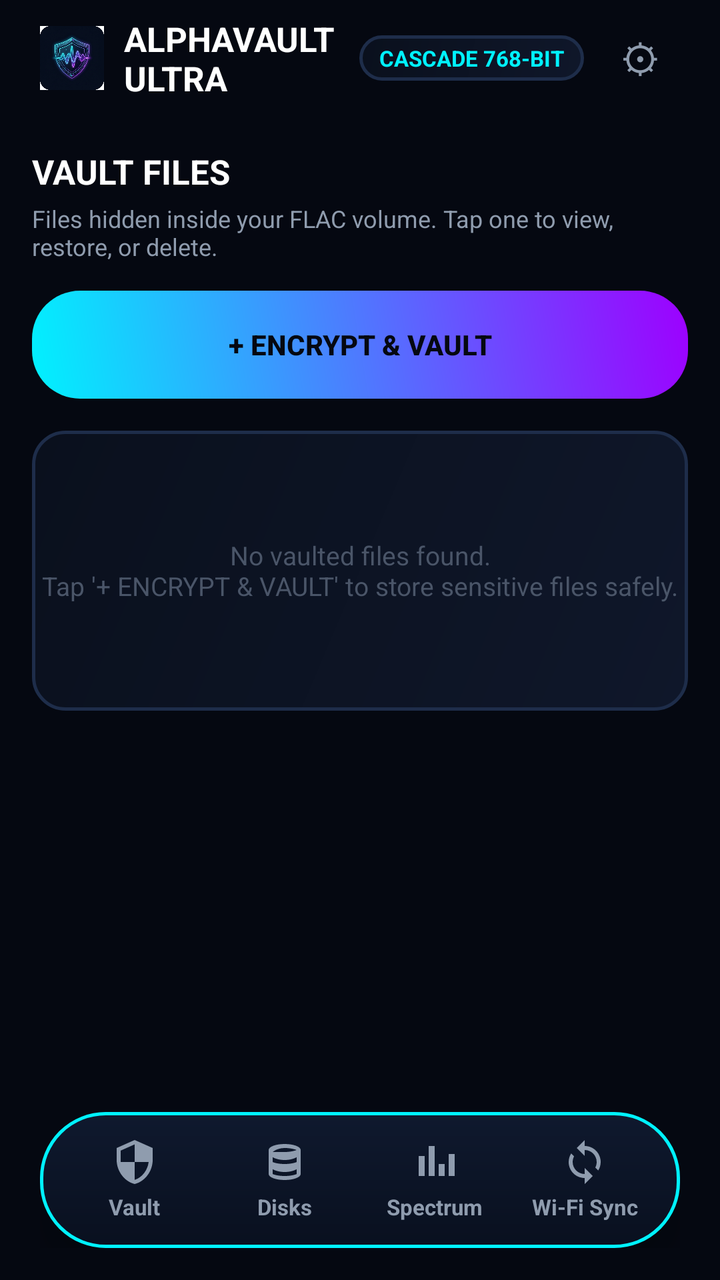
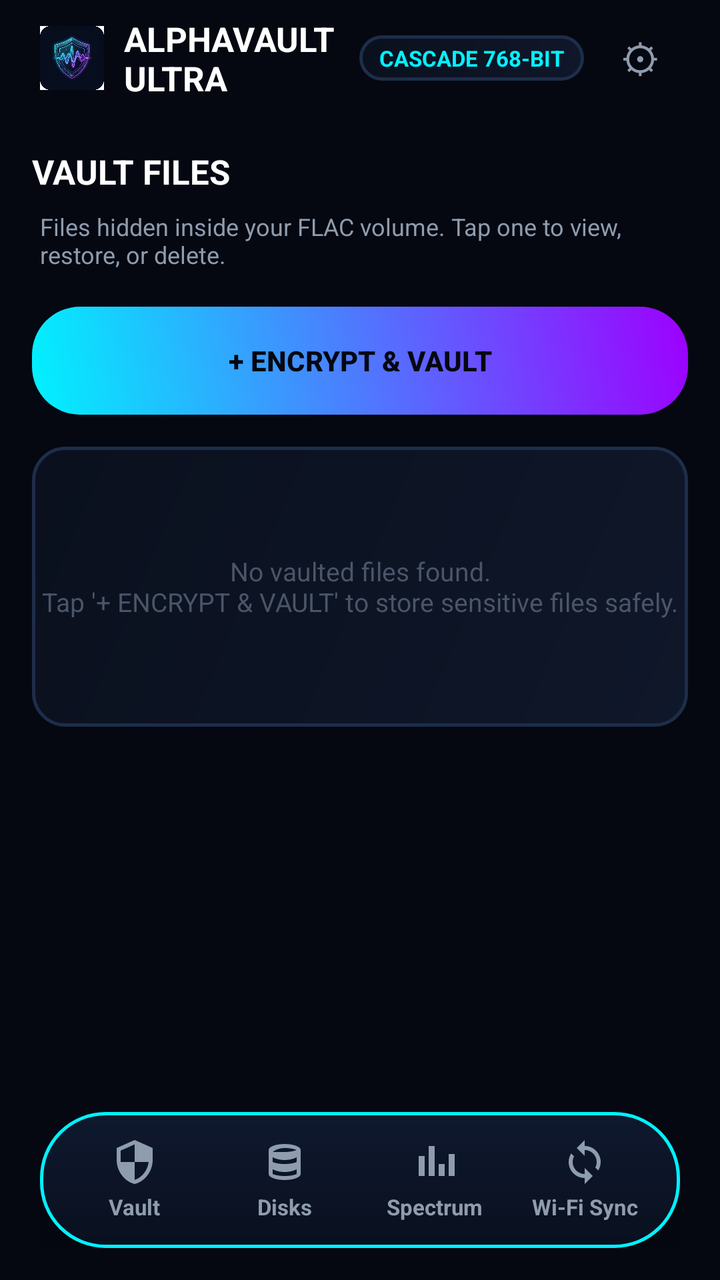

The first picture is an Android layout as it rendered before a commit; the second is the same layout after the commit. The layout source and the unified diff follow.
<!-- AndroidManifest.xml: application theme Theme.AlphaVault -->
<!-- res/layout/activity_main.xml -->
<?xml version="1.0" encoding="utf-8"?>
<RelativeLayout xmlns:android="http://schemas.android.com/apk/res/android"
    xmlns:app="http://schemas.android.com/apk/res-auto"
    android:layout_width="match_parent"
    android:layout_height="match_parent"
    android:background="@color/av_bg">

    
    <LinearLayout
        android:id="@+id/topBar"
        android:layout_width="match_parent"
        android:layout_height="wrap_content"
        android:layout_alignParentTop="true"
        android:background="@android:color/transparent"
        android:gravity="center_vertical"
        android:orientation="horizontal"
        android:paddingStart="20dp"
        android:paddingTop="8dp"
        android:paddingEnd="20dp"
        android:paddingBottom="8dp">

        <ImageView
            android:layout_width="32dp"
            android:layout_height="32dp"
            android:layout_marginEnd="10dp"
            android:contentDescription="@string/app_name"
            android:src="@drawable/ic_launcher" />

        <LinearLayout
            android:layout_width="0dp"
            android:layout_height="wrap_content"
            android:layout_weight="1"
            android:orientation="vertical">

            <TextView
                android:layout_width="wrap_content"
                android:layout_height="wrap_content"
                android:text="@string/brand_title"
                android:textColor="@color/av_text_primary"
                android:textSize="17sp"
                android:textStyle="bold" />

            <TextView
                android:id="@+id/tvTopStatus"
                android:layout_width="match_parent"
                android:layout_height="wrap_content"
                android:ellipsize="end"
                android:maxLines="1"
                android:textColor="@color/av_cyan"
                android:textSize="11sp"
                android:visibility="gone" />
        </LinearLayout>

        <TextView
            android:id="@+id/tvModeBadge"
            android:layout_width="wrap_content"
            android:layout_height="wrap_content"
            android:background="@drawable/bg_cyber_card"
            android:paddingStart="10dp"
            android:paddingTop="4dp"
            android:paddingEnd="10dp"
            android:paddingBottom="4dp"
            android:text="@string/badge_cascade"
            android:textColor="@color/av_cyan"
            android:textSize="11sp"
            android:textStyle="bold" />

        <TextView
            android:id="@+id/btnSettings"
            android:layout_width="40dp"
            android:layout_height="40dp"
            android:layout_marginStart="8dp"
            android:background="?attr/selectableItemBackgroundBorderless"
            android:gravity="center"
            android:text="⚙"
            android:textColor="@color/av_text_secondary"
            android:textSize="20sp" />
    </LinearLayout>

    
    <FrameLayout
        android:id="@+id/fragmentContainer"
        android:layout_width="match_parent"
        android:layout_height="match_parent"
        android:layout_above="@id/floatingDockContainer"
        android:layout_below="@id/topBar">

        
        <ScrollView
            android:id="@+id/panelVault"
            android:layout_width="match_parent"
            android:layout_height="match_parent"
            android:clipToPadding="false"
            android:fillViewport="true"
            android:scrollbars="none">

            <LinearLayout
                android:layout_width="match_parent"
                android:layout_height="wrap_content"
                android:orientation="vertical"
                android:padding="16dp">

                <TextView
                    android:layout_width="wrap_content"
                    android:layout_height="wrap_content"
                    android:layout_marginBottom="4dp"
                    android:text="@string/vault_files_header"
                    android:textColor="@color/av_text_primary"
                    android:textSize="17sp"
                    android:textStyle="bold" />

                <TextView
                    android:layout_width="match_parent"
                    android:layout_height="wrap_content"
                    android:layout_marginBottom="14dp"
                    android:text="@string/vault_files_sub"
                    android:textColor="@color/av_text_secondary"
                    android:textSize="12sp" />

                <androidx.appcompat.widget.AppCompatButton
                    android:id="@+id/btnAddVaultFile"
                    android:layout_width="match_parent"
                    android:layout_height="54dp"
                    android:layout_marginBottom="16dp"
                    android:background="@drawable/bg_neon_button"
                    android:stateListAnimator="@null"
                    android:text="@string/btn_encrypt_vault"
                    android:textColor="@color/av_bg"
                    android:textStyle="bold" />

                <LinearLayout
                    android:id="@+id/vaultFileList"
                    android:layout_width="match_parent"
                    android:layout_height="wrap_content"
                    android:orientation="vertical">

                    <TextView
                        android:id="@+id/tvEmptyVault"
                        android:layout_width="match_parent"
                        android:layout_height="140dp"
                        android:background="@drawable/bg_cyber_card"
                        android:gravity="center"
                        android:text="@string/vault_empty"
                        android:textColor="@color/av_text_disabled"
                        android:textSize="13sp" />
                </LinearLayout>

            </LinearLayout>
        </ScrollView>

        
        <ScrollView
            android:id="@+id/panelDisks"
            android:layout_width="match_parent"
            android:layout_height="match_parent"
            android:clipToPadding="false"
            android:fillViewport="true"
            android:scrollbars="none"
            android:visibility="gone">

            <LinearLayout
                android:layout_width="match_parent"
                android:layout_height="wrap_content"
                android:orientation="vertical"
                android:padding="16dp">

                
                <LinearLayout
                    android:layout_width="match_parent"
                    android:layout_height="wrap_content"
                    android:layout_marginBottom="16dp"
                    android:background="@drawable/bg_cyber_card"
                    android:orientation="vertical"
                    android:padding="16dp">

                    <TextView
                        android:layout_width="wrap_content"
                        android:layout_height="wrap_content"
                        android:text="@string/vault_pool_title"
                        android:textColor="@color/av_text_primary"
                        android:textSize="15sp"
                        android:textStyle="bold" />

                    <TextView
                        android:id="@+id/tvVaultStats"
                        android:layout_width="wrap_content"
                        android:layout_height="wrap_content"
                        android:layout_marginTop="4dp"
                        android:text="@string/vault_pool_subtitle"
                        android:textColor="@color/av_cyan"
                        android:textSize="12sp" />

                    <LinearLayout
                        android:id="@+id/storageBar"
                        android:layout_width="match_parent"
                        android:layout_height="16dp"
                        android:layout_marginTop="14dp"
                        android:background="@drawable/bg_bar_track"
                        android:orientation="horizontal"
                        android:padding="2dp">

                        <View
                            android:id="@+id/barUsed"
                            android:layout_width="0dp"
                            android:layout_height="match_parent"
                            android:layout_weight="0"
                            android:background="@drawable/bg_bar_used" />

                        <View
                            android:id="@+id/barFree"
                            android:layout_width="0dp"
                            android:layout_height="match_parent"
                            android:layout_weight="1" />
                    </LinearLayout>

                    <TextView
                        android:id="@+id/tvStorageDetail"
                        android:layout_width="match_parent"
                        android:layout_height="wrap_content"
                        android:layout_marginTop="8dp"
                        android:text="@string/storage_scanning"
                        android:textColor="@color/av_text_secondary"
                        android:textSize="12sp" />

                    <RadioGroup
                        android:id="@+id/rgPoolMode"
                        android:layout_width="match_parent"
                        android:layout_height="wrap_content"
                        android:layout_marginTop="12dp"
                        android:orientation="vertical">

                        <RadioButton
                            android:id="@+id/rbAutoLibrary"
                            android:layout_width="wrap_content"
                            android:layout_height="wrap_content"
                            android:checked="true"
                            android:text="@string/pool_mode_auto"
                            android:textColor="@color/av_text_primary"
                            android:textSize="13sp" />

                        <RadioButton
                            android:id="@+id/rbManualDisks"
                            android:layout_width="wrap_content"
                            android:layout_height="wrap_content"
                            android:text="@string/pool_mode_manual"
                            android:textColor="@color/av_text_secondary"
                            android:textSize="13sp" />
                    </RadioGroup>

                </LinearLayout>

                <androidx.appcompat.widget.AppCompatButton
                    android:id="@+id/btnScanVault"
                    android:layout_width="match_parent"
                    android:layout_height="52dp"
                    android:layout_marginBottom="16dp"
                    android:background="@drawable/bg_keypad_button"
                    android:stateListAnimator="@null"
                    android:text="@string/btn_auto_discover"
                    android:textColor="@color/av_cyan"
                    android:textStyle="bold" />

                <TextView
                    android:layout_width="wrap_content"
                    android:layout_height="wrap_content"
                    android:layout_marginBottom="8dp"
                    android:text="@string/pool_disks_header"
                    android:textColor="@color/av_cyan"
                    android:textSize="12sp"
                    android:textStyle="bold" />

                <LinearLayout
                    android:id="@+id/poolDiskList"
                    android:layout_width="match_parent"
                    android:layout_height="wrap_content"
                    android:layout_marginBottom="12dp"
                    android:orientation="vertical">

                    <TextView
                        android:id="@+id/tvEmptyDisks"
                        android:layout_width="match_parent"
                        android:layout_height="100dp"
                        android:background="@drawable/bg_cyber_card"
                        android:gravity="center"
                        android:text="@string/disks_empty"
                        android:textColor="@color/av_text_disabled"
                        android:textSize="13sp" />
                </LinearLayout>

            </LinearLayout>
        </ScrollView>

        
        <ScrollView
            android:id="@+id/panelStego"
            android:layout_width="match_parent"
            android:layout_height="match_parent"
            android:clipToPadding="false"
            android:fillViewport="true"
            android:scrollbars="none"
            android:visibility="gone">

            <LinearLayout
                android:layout_width="match_parent"
                android:layout_height="wrap_content"
                android:orientation="vertical"
                android:padding="16dp">

                <TextView
                    android:layout_width="wrap_content"
                    android:layout_height="wrap_content"
                    android:text="@string/stego_title"
                    android:textColor="@color/av_text_primary"
                    android:textSize="18sp"
                    android:textStyle="bold" />

                
                <com.google.android.material.card.MaterialCardView
                    android:layout_width="match_parent"
                    android:layout_height="160dp"
                    android:layout_marginTop="12dp"
                    android:layout_marginBottom="16dp"
                    app:cardBackgroundColor="@color/av_surface"
                    app:cardCornerRadius="16dp"
                    app:strokeColor="@color/av_cyan"
                    app:strokeWidth="1.5dp">

                    <com.alphasteg.pro.ui.StegoVisualizerView
                        android:layout_width="match_parent"
                        android:layout_height="match_parent"
                        android:background="@color/av_surface" />

                </com.google.android.material.card.MaterialCardView>

                <androidx.appcompat.widget.AppCompatButton
                    android:id="@+id/btnSelectFlac"
                    android:layout_width="match_parent"
                    android:layout_height="52dp"
                    android:layout_marginBottom="12dp"
                    android:background="@drawable/bg_keypad_button"
                    android:stateListAnimator="@null"
                    android:text="@string/btn_select_flac"
                    android:textColor="@color/av_text_primary"
                    android:textStyle="bold" />

                <TextView
                    android:id="@+id/tvSelectedFlac"
                    android:layout_width="match_parent"
                    android:layout_height="wrap_content"
                    android:background="@drawable/bg_cyber_card"
                    android:padding="14dp"
                    android:text="@string/stego_none_selected"
                    android:textColor="@color/av_text_secondary" />

                <androidx.appcompat.widget.AppCompatButton
                    android:id="@+id/btnInspectTrack"
                    android:layout_width="match_parent"
                    android:layout_height="52dp"
                    android:layout_marginTop="16dp"
                    android:background="@drawable/bg_neon_button"
                    android:stateListAnimator="@null"
                    android:text="@string/btn_inspect_track"
                    android:textColor="@color/av_bg"
                    android:textStyle="bold" />

            </LinearLayout>
        </ScrollView>

        
        <LinearLayout
            android:id="@+id/panelServer"
            android:layout_width="match_parent"
            android:layout_height="match_parent"
            android:orientation="vertical"
            android:padding="24dp"
            android:visibility="gone">

            <TextView
                android:layout_width="wrap_content"
                android:layout_height="wrap_content"
                android:text="@string/server_title"
                android:textColor="@color/av_text_primary"
                android:textSize="18sp"
                android:textStyle="bold" />

            <TextView
                android:layout_width="wrap_content"
                android:layout_height="wrap_content"
                android:layout_marginTop="8dp"
                android:layout_marginBottom="24dp"
                android:text="@string/server_desc"
                android:textColor="@color/av_text_secondary"
                android:textSize="13sp" />

            <com.google.android.material.materialswitch.MaterialSwitch
                android:id="@+id/switchServer"
                android:layout_width="match_parent"
                android:layout_height="wrap_content"
                android:text="@string/server_switch"
                android:textColor="@color/av_text_primary"
                android:textSize="16sp" />

            <TextView
                android:id="@+id/tvServerUrl"
                android:layout_width="match_parent"
                android:layout_height="wrap_content"
                android:layout_marginTop="16dp"
                android:background="@drawable/bg_cyber_card"
                android:fontFamily="monospace"
                android:padding="16dp"
                android:text="@string/server_status_stopped"
                android:textColor="@color/av_cyan"
                android:textSize="14sp" />
        </LinearLayout>

    </FrameLayout>

    
    <FrameLayout
        android:id="@+id/floatingDockContainer"
        android:layout_width="match_parent"
        android:layout_height="wrap_content"
        android:layout_alignParentBottom="true"
        android:paddingStart="20dp"
        android:paddingEnd="20dp"
        android:paddingBottom="16dp">

        <LinearLayout
            android:id="@+id/bottomNav"
            android:layout_width="match_parent"
            android:layout_height="68dp"
            android:background="@drawable/bg_floating_dock"
            android:elevation="12dp"
            android:gravity="center_vertical"
            android:orientation="horizontal"
            android:paddingStart="10dp"
            android:paddingEnd="10dp">

            <LinearLayout
                android:id="@+id/navVault"
                android:layout_width="0dp"
                android:layout_height="56dp"
                android:layout_weight="1"
                android:background="@drawable/bg_dock_item"
                android:gravity="center"
                android:orientation="vertical">

                <ImageView
                    android:layout_width="24dp"
                    android:layout_height="24dp"
                    android:contentDescription="@string/nav_vault"
                    android:duplicateParentState="true"
                    android:src="@drawable/ic_nav_vault"
                    app:tint="@color/nav_item_color" />

                <TextView
                    android:layout_width="wrap_content"
                    android:layout_height="wrap_content"
                    android:layout_marginTop="3dp"
                    android:duplicateParentState="true"
                    android:text="@string/nav_vault"
                    android:textColor="@color/nav_item_color"
                    android:textSize="11sp"
                    android:textStyle="bold" />
            </LinearLayout>

            <LinearLayout
                android:id="@+id/navDisks"
                android:layout_width="0dp"
                android:layout_height="56dp"
                android:layout_weight="1"
                android:background="@drawable/bg_dock_item"
                android:gravity="center"
                android:orientation="vertical">

                <ImageView
                    android:layout_width="24dp"
                    android:layout_height="24dp"
                    android:contentDescription="@string/nav_disks"
                    android:duplicateParentState="true"
                    android:src="@drawable/ic_nav_disks"
                    app:tint="@color/nav_item_color" />

                <TextView
                    android:layout_width="wrap_content"
                    android:layout_height="wrap_content"
                    android:layout_marginTop="3dp"
                    android:duplicateParentState="true"
                    android:text="@string/nav_disks"
                    android:textColor="@color/nav_item_color"
                    android:textSize="11sp"
                    android:textStyle="bold" />
            </LinearLayout>

            <LinearLayout
                android:id="@+id/navStego"
                android:layout_width="0dp"
                android:layout_height="56dp"
                android:layout_weight="1"
                android:background="@drawable/bg_dock_item"
                android:gravity="center"
                android:orientation="vertical">

                <ImageView
                    android:layout_width="24dp"
                    android:layout_height="24dp"
                    android:contentDescription="@string/nav_stego"
                    android:duplicateParentState="true"
                    android:src="@drawable/ic_nav_stego"
                    app:tint="@color/nav_item_color" />

                <TextView
                    android:layout_width="wrap_content"
                    android:layout_height="wrap_content"
                    android:layout_marginTop="3dp"
                    android:duplicateParentState="true"
                    android:text="@string/nav_stego"
                    android:textColor="@color/nav_item_color"
                    android:textSize="11sp"
                    android:textStyle="bold" />
            </LinearLayout>

            <LinearLayout
                android:id="@+id/navServer"
                android:layout_width="0dp"
                android:layout_height="56dp"
                android:layout_weight="1"
                android:background="@drawable/bg_dock_item"
                android:gravity="center"
                android:orientation="vertical">

                <ImageView
                    android:layout_width="24dp"
                    android:layout_height="24dp"
                    android:contentDescription="@string/nav_server"
                    android:duplicateParentState="true"
                    android:src="@drawable/ic_nav_sync"
                    app:tint="@color/nav_item_color" />

                <TextView
                    android:layout_width="wrap_content"
                    android:layout_height="wrap_content"
                    android:layout_marginTop="3dp"
                    android:duplicateParentState="true"
                    android:text="@string/nav_server"
                    android:textColor="@color/nav_item_color"
                    android:textSize="11sp"
                    android:textStyle="bold" />
            </LinearLayout>

        </LinearLayout>

    </FrameLayout>

</RelativeLayout>
<!-- resources referenced by this layout -->
<resources>
  <color name="av_bg">#050811</color>
  <color name="av_cyan">#00F2FE</color>
  <color name="av_surface">#0A101D</color>
  <color name="av_text_disabled">#4A5568</color>
  <color name="av_text_primary">#FFFFFF</color>
  <color name="av_text_secondary">#8F9CAE</color>
  <!-- drawable bg_bar_track (drawable) -->
  <?xml version="1.0" encoding="utf-8"?>
  <shape xmlns:android="http://schemas.android.com/apk/res/android" android:shape="rectangle">
      <solid android:color="#0A101D" />
      <corners android:radius="8dp" />
      <stroke android:width="1dp" android:color="#1E2D4A" />
  </shape>
  <!-- drawable bg_bar_used (drawable) -->
  <?xml version="1.0" encoding="utf-8"?>
  <shape xmlns:android="http://schemas.android.com/apk/res/android" android:shape="rectangle">
      <gradient android:angle="0" android:startColor="#00F2FE" android:endColor="#9D00FF" />
      <corners android:radius="8dp" />
  </shape>
  <!-- drawable bg_cyber_card (drawable) -->
  <?xml version="1.0" encoding="utf-8"?>
  <shape xmlns:android="http://schemas.android.com/apk/res/android"
      android:shape="rectangle">
      <gradient
          android:angle="135"
          android:endColor="#0A101D"
          android:startColor="#0F172A" />
      <corners android:radius="16dp" />
      <stroke
          android:width="1.5dp"
          android:color="#1E2D4A" />
  </shape>
  <!-- drawable ic_nav_stego (drawable) -->
  <vector xmlns:android="http://schemas.android.com/apk/res/android"
      android:width="24dp"
      android:height="24dp"
      android:viewportWidth="24"
      android:viewportHeight="24">
      <path
          android:fillColor="#9D00FF"
          android:pathData="M4,9 h3 v10 H4 V9 z M9,4 h3 v15 H9 V4 z M14,13 h3 v6 h-3 v-6 z M19,8 h3 v11 h-3 V8 z" />
  </vector>
  <string name="app_name">AlphaVault Ultra</string>
  <string name="badge_cascade">CASCADE 768-BIT</string>
  <string name="brand_title">ALPHAVAULT ULTRA</string>
  <string name="btn_auto_discover">🔄 SYNC LIBRARY</string>
  <string name="btn_encrypt_vault">+ ENCRYPT &amp; VAULT</string>
  <string name="btn_inspect_track">INSPECT &amp; EXTRACT PAYLOAD</string>
  <string name="btn_select_flac">🎵 SELECT CARRIER FLAC TRACK</string>
  <string name="disks_empty">No FLAC carriers found.\nTransfer FLAC tracks into your Music folder, then tap SYNC LIBRARY.</string>
  <string name="nav_disks">Disks</string>
  <string name="nav_server">Wi-Fi Sync</string>
  <string name="nav_stego">Spectrum</string>
  <string name="nav_vault">Vault</string>
  <string name="pool_disks_header">STORAGE POOL DISKS (FLAC CARRIERS)</string>
  <string name="pool_mode_auto">Auto-Pool Whole Music Library (Multi-Album Resilient)</string>
  <string name="pool_mode_manual">Manual FLAC Disks Selection</string>
  <string name="server_desc">Enable this server to access your AlphaSteg vault from external web browsers over Wi-Fi.</string>
  <string name="server_status_stopped">Server Status: Stopped</string>
  <string name="server_switch">Enable Web Sync Server</string>
  <string name="server_title">Wi-Fi External Web Server Sync</string>
  <string name="stego_none_selected">No FLAC track selected</string>
  <string name="stego_title">FLAC Audio Stego Spectrum Visualizer</string>
  <string name="storage_scanning">Scanning storage…</string>
  <string name="vault_empty">No vaulted files found.\nTap \'+ ENCRYPT &amp; VAULT\' to store sensitive files safely.</string>
  <string name="vault_files_header">VAULT FILES</string>
  <string name="vault_files_sub">Files hidden inside your FLAC volume. Tap one to view, restore, or delete.</string>
  <string name="vault_pool_subtitle">Maxed Out Cascade Encryption • 768-Bit Entropy (AES-256 + ChaCha20 + HMAC-SHA512) • Multi-Album Swap Proof</string>
  <string name="vault_pool_title">WHOLE LIBRARY STORAGE POOL (RAID-Z2)</string>
  <color name="av_surface_raised">#0F172A</color>
  <color name="av_purple">#9D00FF</color>
  <color name="av_cyan_faint">#3300F2FE</color>
  <color name="av_stroke">#1E2D4A</color>
  <color name="av_danger">#FF4D4D</color>
  <!-- unchanged entries left out for length: 9 -->
</resources>

<!-- the commit's change to res/layout/activity_main.xml (unified diff, before → after) -->
@@ -110,9 +110,11 @@
                     android:textStyle="bold" />
 
                 <TextView
+                    android:id="@+id/tvVaultSort"
                     android:layout_width="match_parent"
                     android:layout_height="wrap_content"
                     android:layout_marginBottom="14dp"
+                    android:padding="4dp"
                     android:text="@string/vault_files_sub"
                     android:textColor="@color/av_text_secondary"
                     android:textSize="12sp" />
